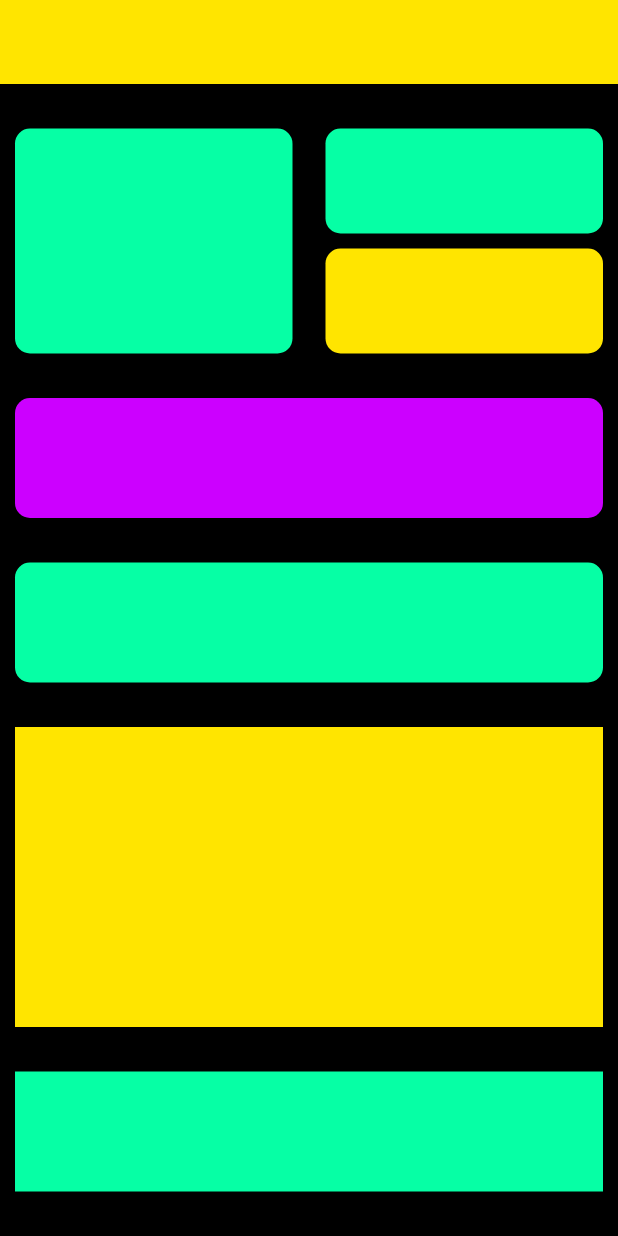
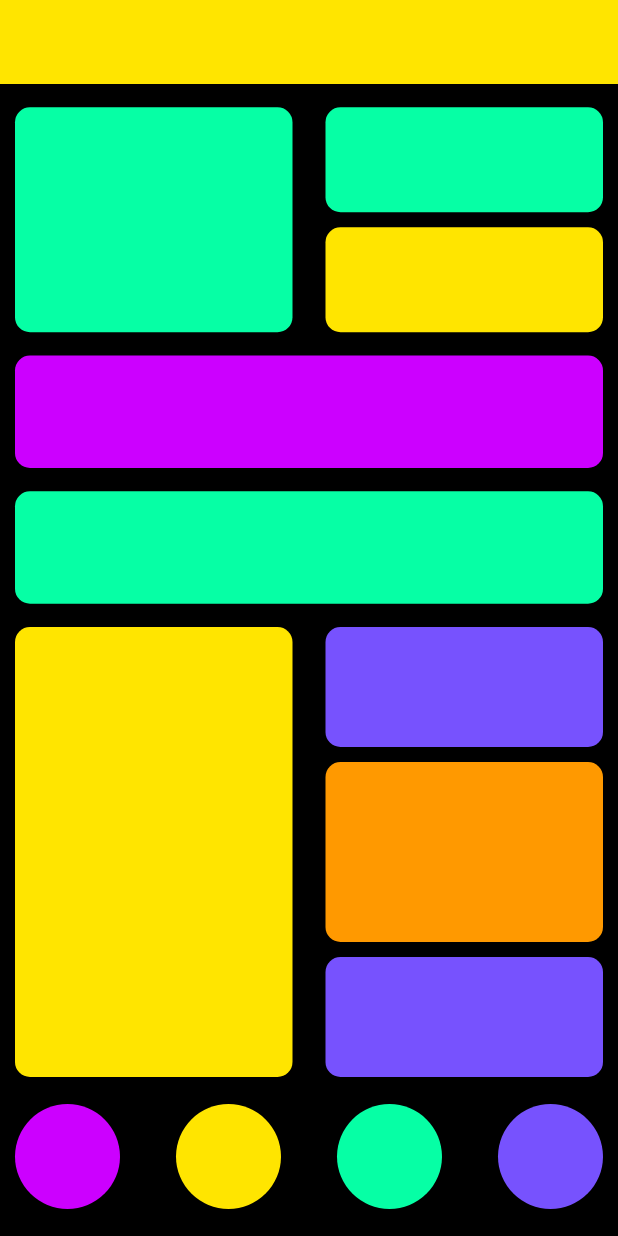
Before and after one commit to Sameemadhu16/Sample_Flutter_Apps, a Flutter app: the screen it shows after launch, on a phone screen of 412 x 824 dp. Run offline on Flutter 3.47's test engine with Material 3 defaults, Android fonts, the light colour scheme and no system bars.

Commit message:
create final layout

```diff
--- a/layout_design/lib/main.dart
+++ b/layout_design/lib/main.dart
@@ -8,6 +8,9 @@ class MyApp extends StatelessWidget {
   const MyApp({super.key});
 
   final double borderRadius = 10;
+  final double circleWidthAndHeight = 70;
+  final double containerHeight = 150;
+  final double containerWidth = 185;
 
   @override
   Widget build(BuildContext context) {
@@ -27,13 +30,13 @@ class MyApp extends StatelessWidget {
               children: [
                 Container(
                   width: double.infinity,
-                  height: 150,
+                  height: containerHeight,
                   child: Row(
                     mainAxisAlignment: MainAxisAlignment.spaceBetween,
                     children: [
                       Container(
-                        height: 150,
-                        width: 185,
+                        height: containerHeight,
+                        width: containerWidth,
                         decoration: BoxDecoration(
                             borderRadius: BorderRadius.circular(borderRadius),
                             color: Color(0xff06FFA5)),
@@ -43,7 +46,7 @@ class MyApp extends StatelessWidget {
                         children: [
                           Container(
                             height: 70,
-                            width: 185,
+                            width: containerWidth,
                             decoration: BoxDecoration(
                               borderRadius: BorderRadius.circular(borderRadius),
                               color: Color(0xff06FFA5),
@@ -51,7 +54,7 @@ class MyApp extends StatelessWidget {
                           ),
                           Container(
                             height: 70,
-                            width: 185,
+                            width: containerWidth,
                             decoration: BoxDecoration(
                               borderRadius: BorderRadius.circular(borderRadius),
                               color: Color(0xffFFE500),
@@ -64,7 +67,7 @@ class MyApp extends StatelessWidget {
                 ),
                 Container(
                   width: double.infinity,
-                  height: 80,
+                  height: 75,
                   // color: const Color(0xffCC00FF),
                   decoration: BoxDecoration(
                     borderRadius: BorderRadius.circular(borderRadius),
@@ -73,7 +76,7 @@ class MyApp extends StatelessWidget {
                 ),
                 Container(
                   width: double.infinity,
-                  height: 80,
+                  height: 75,
                   // color: const Color(0xff06FFA5),
                   decoration: BoxDecoration(
                     borderRadius: BorderRadius.circular(borderRadius),
@@ -82,13 +85,86 @@ class MyApp extends StatelessWidget {
                 ),
                 Container(
                   width: double.infinity,
-                  height: 200,
-                  color: const Color(0xffFFE500),
+                  height: containerHeight * 2,
+                  child: Row(
+                    mainAxisAlignment: MainAxisAlignment.spaceBetween,
+                    children: [
+                      Container(
+                        height: containerHeight * 2,
+                        width: containerWidth,
+                        // color: Color(0xffFFE500),
+                        decoration: BoxDecoration(
+                            borderRadius: BorderRadius.circular(borderRadius),
+                            color: Color(0xffFFE500)),
+                      ),
+                      Column(
+                        mainAxisAlignment: MainAxisAlignment.spaceBetween,
+                        children: [
+                          Container(
+                            height: 80,
+                            width: containerWidth,
+                            decoration: BoxDecoration(
+                              borderRadius: BorderRadius.circular(borderRadius),
+                              color: const Color(0xff7752FE),
+                            ),
+                          ),
+                          Container(
+                            height: 120,
+                            width: containerWidth,
+                            decoration: BoxDecoration(
+                              borderRadius: BorderRadius.circular(borderRadius),
+                              color: const Color(0xffFF9900),
+                            ),
+                          ),
+                          Container(
+                            height: 80,
+                            width: containerWidth,
+                            decoration: BoxDecoration(
+                              borderRadius: BorderRadius.circular(borderRadius),
+                              color: const Color(0xff7752FE),
+                            ),
+                          ),
+                        ],
+                      )
+                    ],
+                  ),
                 ),
                 Container(
                   width: double.infinity,
-                  height: 80,
-                  color: const Color(0xff06FFA5),
+                  height: 75,
+                  child: Row(
+                    mainAxisAlignment: MainAxisAlignment.spaceBetween,
+                    children: [
+                      Container(
+                        height: circleWidthAndHeight,
+                        width: circleWidthAndHeight,
+                        decoration: BoxDecoration(
+                            color: Color(0xffCC00FF),
+                            borderRadius: BorderRadius.circular(100)),
+                      ),
+                      Container(
+                        height: circleWidthAndHeight,
+                        width: circleWidthAndHeight,
+                        decoration: BoxDecoration(
+                            color: Color(0xffFFE500),
+                            borderRadius: BorderRadius.circular(100)),
+                      ),
+                      Container(
+                        height: circleWidthAndHeight,
+                        width: circleWidthAndHeight,
+                        decoration: BoxDecoration(
+                            color: Color(0xff06FFA5),
+                            borderRadius: BorderRadius.circular(100)),
+                      ),
+                      Container(
+                        height: circleWidthAndHeight,
+                        width: circleWidthAndHeight,
+                        decoration: BoxDecoration(
+                            color: Color(0xff7752FE),
+                            borderRadius: BorderRadius.circular(100)),
+                      ),
+                    ],
+                  ),
                 ),
               ],
             ),
```
Also changed, not shown: flutter_container/analysis_options.yaml (deleted, +0 -28 lines), flutter_container/lib/main.dart (deleted, +0 -45 lines), flutter_container/pubspec.yaml (deleted, +0 -90 lines), flutter_container/pubspec.lock (deleted), 124 other files.
